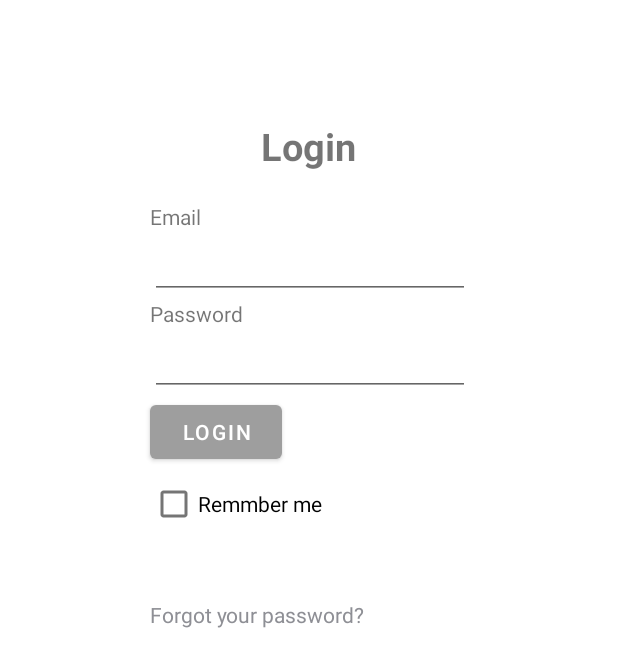
After one commit to Tuwaiq-Jeddah-Kotlin-1/DeclutteringApp, an Android app: the LogInFragment screen opened through its navigation route, on a phone screen of 412 x 824 dp. The commit adds this screen. Shown: the top 667 px of the screen. Run offline under Robolectric (Android 15) with nearby library versions, the light colour scheme and no system bars; our stand-ins replace Firebase (no records; nobody signed in at launch, a user with empty details on screens opened directly), navigation-ui; 1 statement that could not run was skipped.

Commit message:
Sign In, logout, shared pref, forgot password

```diff
--- a/app/src/main/java/com/example/declutteringapp/MainActivity.kt
+++ b/app/src/main/java/com/example/declutteringapp/MainActivity.kt
@@ -33,7 +33,10 @@ class MainActivity : AppCompatActivity() {
                     binding.bottomNav.visibility = View.GONE
                 }
                 R.id.homeFragment2 -> {
-                    binding.bottomNav.visibility = View.VISIBLE
+                    binding.bottomNav.visibility = View.GONE
+                }
+                R.id.logInFragment -> {
+                    binding.bottomNav.visibility = View.GONE
                 }
                 else -> {
                     binding.bottomNav.visibility = View.VISIBLE
--- a/app/src/main/java/com/example/declutteringapp/UserInfoModel.kt
+++ b/app/src/main/java/com/example/declutteringapp/UserInfoModel.kt
@@ -9,7 +9,7 @@ data class UserInfoModel(var name:String,var email:String,var password:String) :
 
 
         fun getUserInfo():String{
-            var user = "$name, $email,password:$password"
+            var user = " $email,password:$password"
             return user
         }
     }
--- /dev/null
+++ b/app/src/main/res/layout/fragment_log_in.xml
@@ -0,0 +1,71 @@
+<?xml version="1.0" encoding="utf-8"?>
+<LinearLayout xmlns:android="http://schemas.android.com/apk/res/android"
+    xmlns:tools="http://schemas.android.com/tools"
+    android:orientation="vertical"
+    android:layout_width="match_parent"
+    android:layout_height="match_parent"
+    tools:context=".LogInFragment">
+    <TextView
+        android:id="@+id/tvLogIn"
+        android:layout_width="wrap_content"
+        android:layout_height="wrap_content"
+        android:layout_marginTop="80dp"
+        android:text="Login"
+        android:textSize="25dp"
+        android:textStyle="bold"
+        android:layout_gravity="center"/>
+    <TextView
+        android:id="@+id/tvEmailLogIn"
+        android:layout_width="wrap_content"
+        android:layout_height="wrap_content"
+        android:layout_marginLeft="100dp"
+        android:layout_marginTop="20dp"
+        android:text="Email"/>
+    <EditText
+        android:id="@+id/etEmail"
+        android:layout_width="wrap_content"
+        android:layout_height="wrap_content"
+        android:layout_marginLeft="100dp"
+        android:ems="10"/>
+    <TextView
+        android:id="@+id/etPwdLogIn"
+        android:layout_width="wrap_content"
+        android:layout_height="wrap_content"
+        android:text="Password"
+        android:layout_marginLeft="100dp" />
+    <EditText
+        android:id="@+id/etPwd"
+        android:layout_width="wrap_content"
+        android:layout_height="wrap_content"
+        android:layout_marginLeft="100dp"
+        android:inputType="textPassword"
+        android:ems="10" />
+    <Button
+        android:id="@+id/btnLogin"
+        android:layout_width="wrap_content"
+        android:layout_height="wrap_content"
+        android:layout_marginLeft="100dp"
+        android:text="Login" />
+
+    <CheckBox
+        android:id="@+id/rememberMe"
+        android:layout_width="wrap_content"
+        android:layout_height="wrap_content"
+        android:text="@string/Rememberme"
+        android:layout_marginLeft="100dp"/>
+
+    <TextView
+        android:id="@+id/lnkForgotPassword"
+        android:layout_width="match_parent"
+        android:layout_height="wrap_content"
+        android:layout_marginTop="40dp"
+        android:gravity="left"
+        android:onClick="test"
+        android:text="@string/forgot_your_password"
+        android:textColor="#8E8F95"
+        android:textSize="14dp"
+        android:layout_marginLeft="100dp"/>
+
+        />
+
+</LinearLayout>
--- a/app/src/main/res/menu/bottom_navigation.xml
+++ b/app/src/main/res/menu/bottom_navigation.xml
@@ -4,9 +4,10 @@
         android:id="@+id/startFragment2"
         android:icon="@drawable/ic_home"/>
 
-    <item android:title="@string/Tools"
+    <item
         android:id="@+id/toolsFragment2"
-        android:icon="@drawable/ic_tools"/>
+        android:icon="@drawable/ic_tools"
+        android:title="@string/Tools" />
 
     <item android:title="@string/challenges"
         android:id="@+id/challengesFragment2"
--- a/app/src/main/res/navigation/nav_graph.xml
+++ b/app/src/main/res/navigation/nav_graph.xml
@@ -44,6 +44,9 @@
         <action
             android:id="@+id/action_homeFragment2_to_startFragment2"
             app:destination="@id/startFragment2" />
+        <action
+            android:id="@+id/action_homeFragment2_to_logInFragment"
+            app:destination="@id/logInFragment" />
     </fragment>
     <fragment
         android:id="@+id/thirdFragment"
@@ -68,7 +71,11 @@
         android:id="@+id/profileFragment2"
         android:name="com.example.declutteringapp.ProfileFragment"
         android:label="fragment_profile"
-        tools:layout="@layout/fragment_profile" />
+        tools:layout="@layout/fragment_profile" >
+        <action
+            android:id="@+id/action_profileFragment2_to_logInFragment"
+            app:destination="@id/logInFragment" />
+    </fragment>
     <fragment
         android:id="@+id/mySpaceFragment2"
         android:name="com.example.declutteringapp.MySpaceFragment"
@@ -79,5 +86,13 @@
         android:name="com.example.declutteringapp.ChallengesFragment"
         android:label="fragment_challenges"
         tools:layout="@layout/fragment_challenges" />
+    <fragment
+        android:id="@+id/logInFragment"
+        android:name="com.example.declutteringapp.LogInFragment"
+        android:label="LogInFragment" >
+        <action
+            android:id="@+id/action_logInFragment_to_startFragment2"
+            app:destination="@id/startFragment2" />
+    </fragment>
 
 </navigation>
--- a/app/src/main/res/values/strings.xml
+++ b/app/src/main/res/values/strings.xml
@@ -9,4 +9,13 @@
     <string name="mySpace">My Space</string>
     <string name="profile">Profile</string>
     <string name="Start">Start</string>
+    <string name="please_enter_email">Please Enter Email</string>
+    <string name="please_enter_password">Please Enter Email</string>
+    <string name="welcome">Welcome</string>
+    <string name="Rememberme">Remmber me</string>
+    <string name="info_saved">Info Saved!</string>
+    <string name="forgot_your_password">Forgot your password?</string>
+    <string name="email">Email</string>
+    <string name="signout">Sign Out</string>
+
 </resources>
--- a/app/src/main/res/values/themes.xml
+++ b/app/src/main/res/values/themes.xml
@@ -3,7 +3,7 @@
     <style name="Theme.DeclutteringApp" parent="Theme.MaterialComponents.DayNight.NoActionBar">
         <!-- Primary brand color. -->
         <item name="colorPrimary">#9E9E9E</item>
-        <item name="colorPrimaryVariant">#9E9E9E</item>
+        <item name="colorPrimaryVariant">#000000</item>
         <item name="colorOnPrimary">@color/white</item>
         <!-- Secondary brand color. -->
         <item name="colorSecondary">@color/teal_200</item>
```
Also changed, not shown: app/build.gradle (+6 -1 lines), app/src/main/java/com/example/declutteringapp/FirestoreViewModel.kt (+34 -17 lines), app/src/main/java/com/example/declutteringapp/HomeFragment.kt (+50 -32 lines), app/src/main/java/com/example/declutteringapp/LogInFragment.kt (added, +212 -0 lines), app/src/main/java/com/example/declutteringapp/MySpaceFragment.kt (+22 -37 lines), app/src/main/java/com/example/declutteringapp/ProfileFragment.kt (+63 -38 lines), app/src/main/java/com/example/declutteringapp/SplashFragment.kt (+10 -6 lines), app/src/main/res/layout/forgot_password_layout.xml (added, +22 -0 lines), app/src/main/res/layout/fragment_home.xml (+11 -1 lines), app/src/main/res/layout/fragment_profile.xml (+29 -7 lines).
